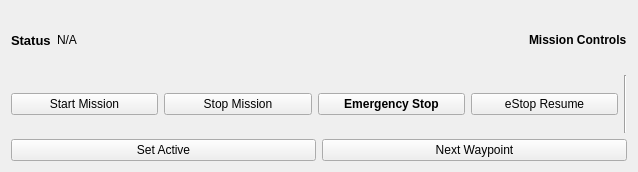
Before: the Qt Designer form rr_viz/src/rr_viz/widgets/mission_dashboard/mission_control_panel.ui in Ross-Robotics/rr_viz, drawn with Qt 5.
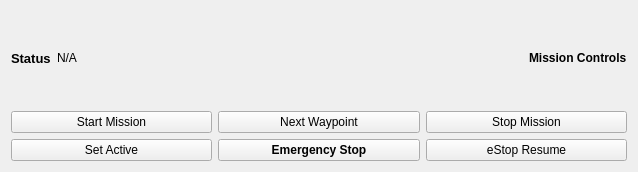
After: the same form once the commit is applied. Custom widgets are drawn as their Qt base class.

Commit message: Resizing and removing lines

The edit to the form file:
```diff
--- a/rr_viz/src/rr_viz/widgets/mission_dashboard/mission_control_panel.ui
+++ b/rr_viz/src/rr_viz/widgets/mission_dashboard/mission_control_panel.ui
@@ -89,6 +89,13 @@
        </property>
       </widget>
      </item>
+     <item>
+      <widget class="ROSServiceClientQButton" name="nextWaypointButton">
+       <property name="text">
+        <string>Next Waypoint</string>
+       </property>
+      </widget>
+     </item>
      <item>
       <widget class="ROSServiceClientQButton" name="stopMissionButton">
        <property name="text">
@@ -96,6 +103,17 @@
        </property>
       </widget>
      </item>
+    </layout>
+   </item>
+   <item>
+    <layout class="QHBoxLayout" name="horizontalLayout">
+     <item>
+      <widget class="ROSServiceClientQButton" name="setActiveButton">
+       <property name="text">
+        <string>Set Active</string>
+       </property>
+      </widget>
+     </item>
      <item>
       <widget class="ROSServiceClientQButton" name="eStopButton">
        <property name="font">
@@ -113,31 +131,6 @@
       <widget class="ROSServiceClientQButton" name="eResumeButton">
        <property name="text">
         <string>eStop Resume</string>
-       </property>
-      </widget>
-     </item>
-     <item>
-      <widget class="Line" name="line_2">
-       <property name="orientation">
-        <enum>Qt::Vertical</enum>
-       </property>
-      </widget>
-     </item>
-    </layout>
-   </item>
-   <item>
-    <layout class="QHBoxLayout" name="horizontalLayout">
-     <item>
-      <widget class="ROSServiceClientQButton" name="setActiveButton">
-       <property name="text">
-        <string>Set Active</string>
-       </property>
-      </widget>
-     </item>
-     <item>
-      <widget class="ROSServiceClientQButton" name="nextWaypointButton">
-       <property name="text">
-        <string>Next Waypoint</string>
        </property>
       </widget>
      </item>
```
The commit also changes 3 other files.
